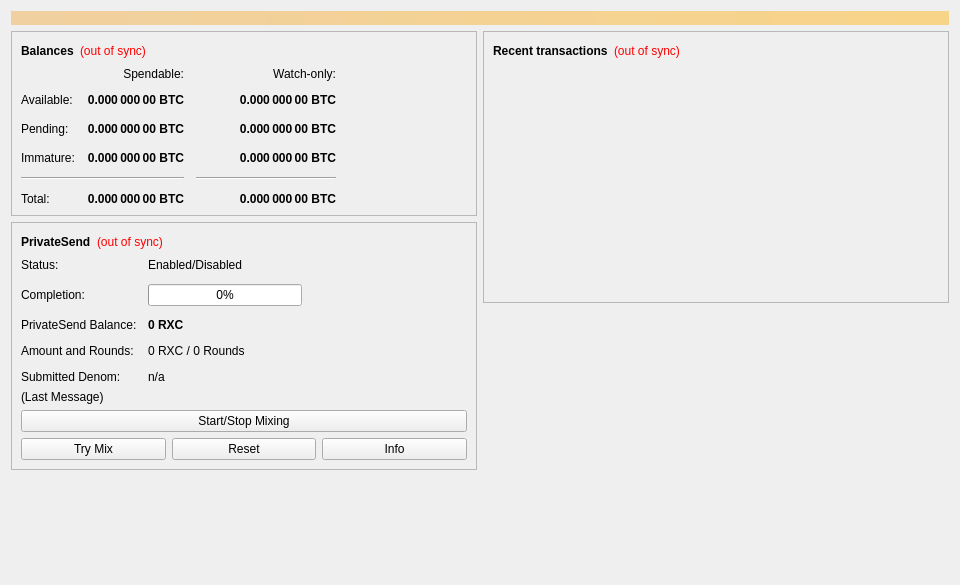
Old version of the form src/qt/forms/overviewpage.ui in the repository Ruxiol/ruxcryptoRXC.
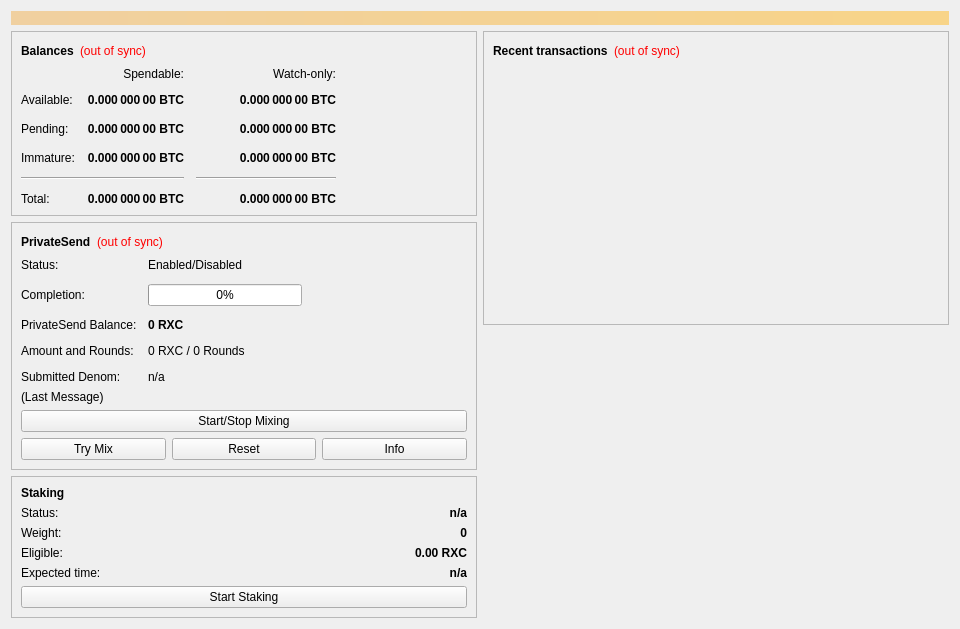
New version of the form.

Commit message: Wire the staking panel into the Overview page

```diff
--- a/src/qt/forms/overviewpage.ui
+++ b/src/qt/forms/overviewpage.ui
@@ -639,6 +639,173 @@
          </layout>
         </widget>
        </item>
+       <item>
+        <widget class="QFrame" name="frameStaking">
+         <property name="frameShape">
+          <enum>QFrame::StyledPanel</enum>
+         </property>
+         <property name="frameShadow">
+          <enum>QFrame::Raised</enum>
+         </property>
+         <layout class="QVBoxLayout" name="verticalLayoutStaking">
+          <item>
+           <widget class="QLabel" name="labelStakingHeader">
+            <property name="font">
+             <font>
+              <weight>75</weight>
+              <bold>true</bold>
+             </font>
+            </property>
+            <property name="text">
+             <string>Staking</string>
+            </property>
+           </widget>
+          </item>
+          <item>
+           <layout class="QHBoxLayout" name="hl_labelStakingStatus">
+            <item>
+             <widget class="QLabel" name="labelStakingStatusText">
+              <property name="text">
+               <string>Status:</string>
+              </property>
+              <property name="toolTip">
+               <string>Whether this wallet is currently staking, and if not, why not.</string>
+              </property>
+             </widget>
+            </item>
+            <item>
+             <widget class="QLabel" name="labelStakingStatus">
+              <property name="font">
+               <font>
+                <weight>75</weight>
+                <bold>true</bold>
+               </font>
+              </property>
+              <property name="text">
+               <string notr="true">n/a</string>
+              </property>
+              <property name="alignment">
+               <set>Qt::AlignRight|Qt::AlignTrailing|Qt::AlignVCenter</set>
+              </property>
+              <property name="textInteractionFlags">
+               <set>Qt::LinksAccessibleByMouse|Qt::TextSelectableByMouse</set>
+              </property>
+             </widget>
+            </item>
+           </layout>
+          </item>
+          <item>
+           <layout class="QHBoxLayout" name="hl_labelStakingWeight">
+            <item>
+             <widget class="QLabel" name="labelStakingWeightText">
+              <property name="text">
+               <string>Weight:</string>
+              </property>
+              <property name="toolTip">
+               <string>Your staking weight, in whole coins. Chance of finding a block is proportional to it.</string>
+              </property>
+             </widget>
+            </item>
+            <item>
+             <widget class="QLabel" name="labelStakingWeight">
+              <property name="font">
+               <font>
+                <weight>75</weight>
+                <bold>true</bold>
+               </font>
+              </property>
+              <property name="text">
+               <string notr="true">0</string>
+              </property>
+              <property name="alignment">
+               <set>Qt::AlignRight|Qt::AlignTrailing|Qt::AlignVCenter</set>
+              </property>
+              <property name="textInteractionFlags">
+               <set>Qt::LinksAccessibleByMouse|Qt::TextSelectableByMouse</set>
+              </property>
+             </widget>
+            </item>
+           </layout>
+          </item>
+          <item>
+           <layout class="QHBoxLayout" name="hl_labelStakingEligible">
+            <item>
+             <widget class="QLabel" name="labelStakingEligibleText">
+              <property name="text">
+               <string>Eligible:</string>
+              </property>
+              <property name="toolTip">
+               <string>Coins large enough and confirmed long enough to stake. Everything else is idle.</string>
+              </property>
+             </widget>
+            </item>
+            <item>
+             <widget class="QLabel" name="labelStakingEligible">
+              <property name="font">
+               <font>
+                <weight>75</weight>
+                <bold>true</bold>
+               </font>
+              </property>
+              <property name="text">
+               <string notr="true">0.00 RXC</string>
+              </property>
+              <property name="alignment">
+               <set>Qt::AlignRight|Qt::AlignTrailing|Qt::AlignVCenter</set>
+              </property>
+              <property name="textInteractionFlags">
+               <set>Qt::LinksAccessibleByMouse|Qt::TextSelectableByMouse</set>
+              </property>
+             </widget>
+            </item>
+           </layout>
+          </item>
+          <item>
+           <layout class="QHBoxLayout" name="hl_labelStakingExpected">
+            <item>
+             <widget class="QLabel" name="labelStakingExpectedText">
+              <property name="text">
+               <string>Expected time:</string>
+              </property>
+              <property name="toolTip">
+               <string>Rough average wait until this wallet stakes a block. It is an average, not a schedule.</string>
+              </property>
+             </widget>
+            </item>
+            <item>
+             <widget class="QLabel" name="labelStakingExpected">
+              <property name="font">
+               <font>
+                <weight>75</weight>
+                <bold>true</bold>
+               </font>
+              </property>
+              <property name="text">
+               <string notr="true">n/a</string>
+              </property>
+              <property name="alignment">
+               <set>Qt::AlignRight|Qt::AlignTrailing|Qt::AlignVCenter</set>
+              </property>
+              <property name="textInteractionFlags">
+               <set>Qt::LinksAccessibleByMouse|Qt::TextSelectableByMouse</set>
+              </property>
+             </widget>
+            </item>
+           </layout>
+          </item>
+          <item>
+           <widget class="QPushButton" name="toggleStaking">
+            <property name="toolTip">
+             <string>Start or stop staking. Staking needs an unlocked wallet.</string>
+            </property>
+            <property name="text">
+             <string>Start Staking</string>
+            </property>
+           </widget>
+          </item>
+         </layout>
+        </widget>
+       </item>
        <item>
         <spacer name="verticalSpacer">
          <property name="orientation">
```
The commit also changes 6 other files.
